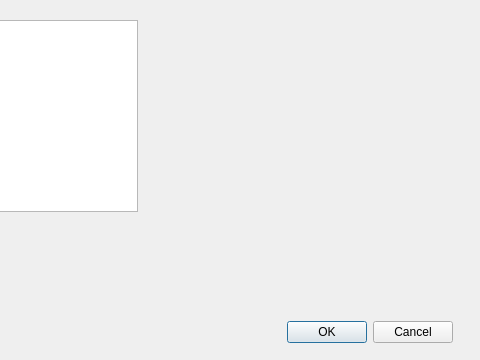
Qt form USB2/ustawieniausb.ui (piotrsiedlik/QT) before a commit; both pictures show x 233 to 713 and y 0 to 360 of the 713 by 360 pixel window.
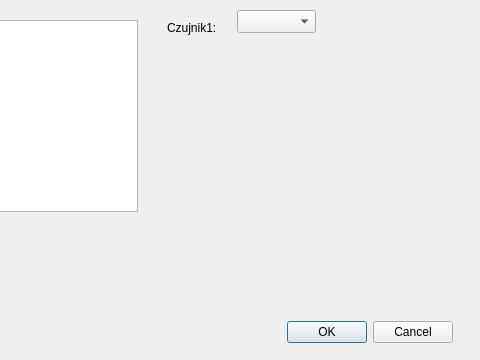
The same form after that commit.

Diff of the .ui file:
```diff
--- a/USB2/ustawieniausb.ui
+++ b/USB2/ustawieniausb.ui
@@ -67,6 +67,29 @@
     <string>Znandź urządzenia</string>
    </property>
   </widget>
+  <widget class="QLabel" name="label">
+   <property name="geometry">
+    <rect>
+     <x>400</x>
+     <y>20</y>
+     <width>61</width>
+     <height>15</height>
+    </rect>
+   </property>
+   <property name="text">
+    <string>Czujnik1:</string>
+   </property>
+  </widget>
+  <widget class="QComboBox" name="cbCzujnik1">
+   <property name="geometry">
+    <rect>
+     <x>470</x>
+     <y>10</y>
+     <width>79</width>
+     <height>23</height>
+    </rect>
+   </property>
+  </widget>
  </widget>
  <resources/>
  <connections>
```
